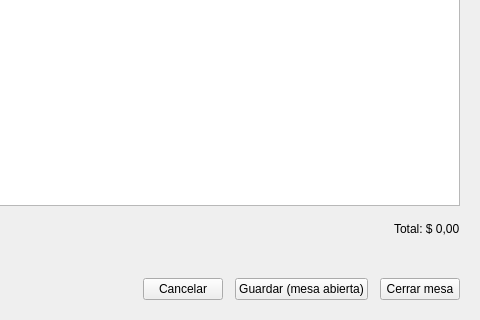
segovia-gabriel/ProyectoFinal-PracticasII, file vista/consumo/consumo_form.ui: the form before one commit; both pictures show x 140 to 620 and y 220 to 540 of the 620 by 540 pixel window.
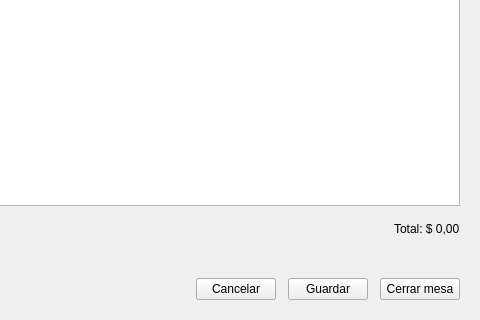
The form after the commit.

What changed in the file:
```diff
--- a/vista/consumo/consumo_form.ui
+++ b/vista/consumo/consumo_form.ui
@@ -234,7 +234,7 @@
      <item>
       <widget class="QPushButton" name="pushButton_guardar">
        <property name="text">
-        <string>Guardar (mesa abierta)</string>
+        <string>Guardar</string>
        </property>
       </widget>
      </item>
```
